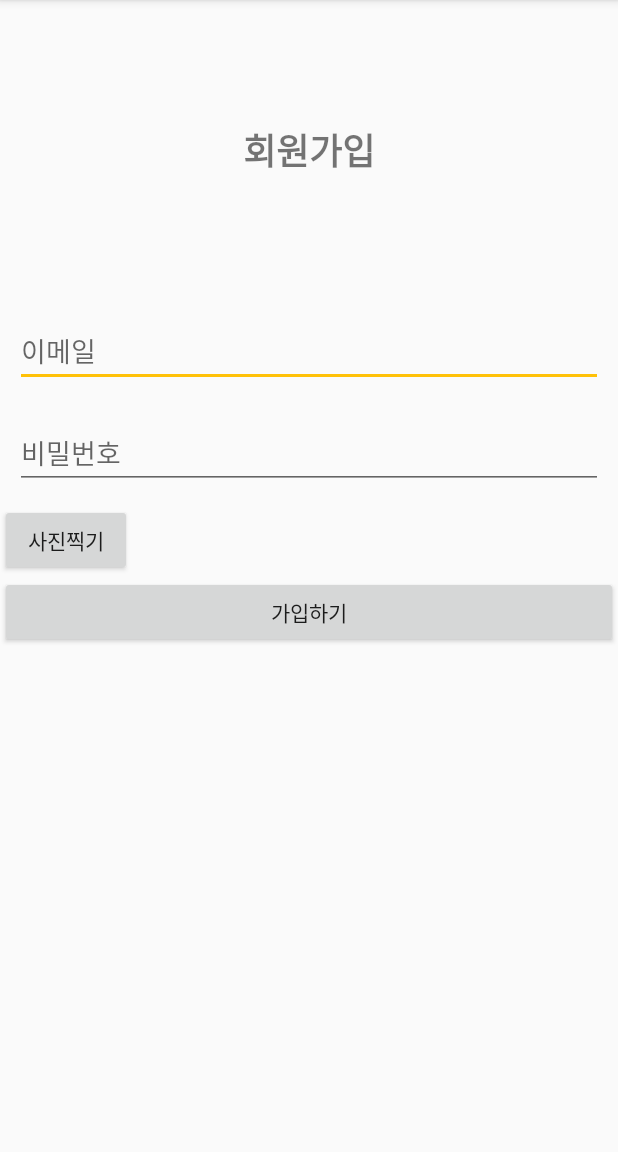
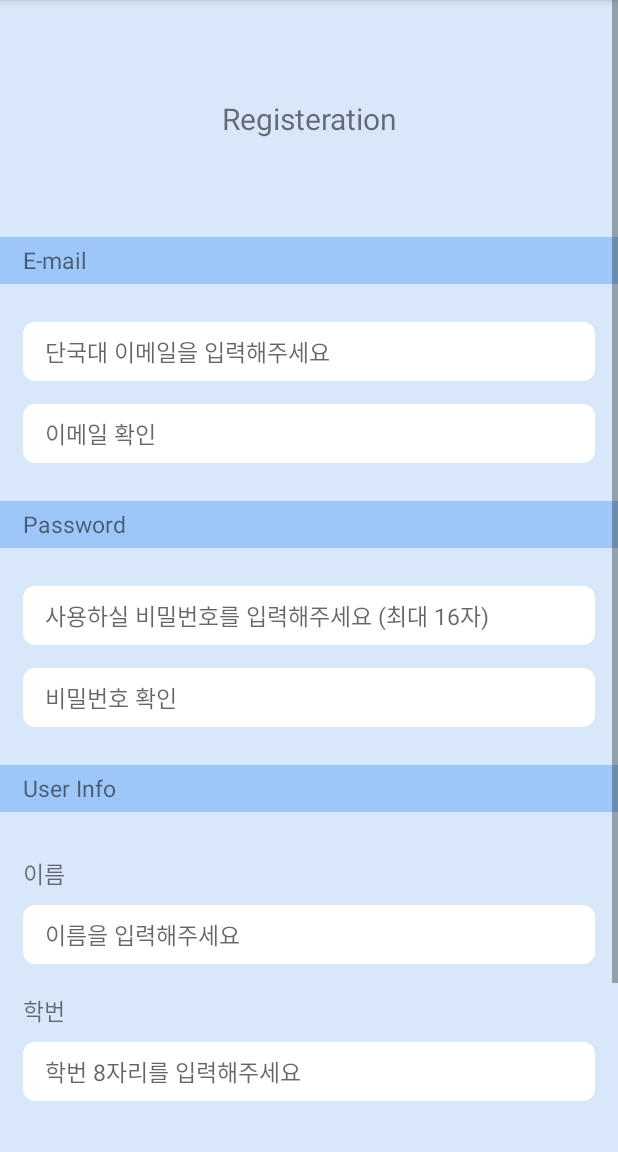
Before and after one commit to YellowC-137/DanManri, an Android app: the RegActivity screen opened directly, with no data from a screen before it, on a phone screen of 412 x 824 dp, the part 84-1236 px from its top. Run offline under Robolectric (Android 15) with nearby library versions, the phone set to English and light mode, and no system bars; our stand-ins replace Firebase (no records; nobody signed in at launch, a user with empty details on screens opened directly).

Commit message:
회원가입 화면 변경

```diff
--- /dev/null
+++ b/DKU_L&F/DKU_LF/app/src/main/res/drawable/button_shape2_blue.xml
@@ -0,0 +1,18 @@
+<shape xmlns:android="http://schemas.android.com/apk/res/android" android:shape="rectangle" >
+    <corners
+        android:radius="50dp"
+        />
+    <solid
+        android:color="#900021FF"
+        />
+    <padding
+        android:left="0dp"
+        android:top="0dp"
+        android:right="0dp"
+        android:bottom="0dp"
+        />
+    <size
+        android:width="270dp"
+        android:height="60dp"
+        />
+</shape>
--- a/DKU_L&F/DKU_LF/app/src/main/res/drawable/rounded_edittext.xml
+++ b/DKU_L&F/DKU_LF/app/src/main/res/drawable/rounded_edittext.xml
@@ -4,8 +4,12 @@
     android:shape="rectangle" android:padding="10dp">
     <solid android:color="#FFFFFF"/>
     <corners
-        android:bottomRightRadius="15dp"
-        android:bottomLeftRadius="15dp"
-        android:topLeftRadius="15dp"
-        android:topRightRadius="15dp"/>
+        android:bottomRightRadius="8dp"
+        android:bottomLeftRadius="8dp"
+        android:topLeftRadius="8dp"
+        android:topRightRadius="8dp"
+        />
+    <padding
+        android:left="15dp"
+        />
 </shape>
--- /dev/null
+++ b/DKU_L&F/DKU_LF/app/src/main/res/drawable/signup_image.xml
@@ -0,0 +1,10 @@
+<vector xmlns:android="http://schemas.android.com/apk/res/android"
+    android:width="24dp"
+    android:height="24dp"
+    android:viewportWidth="24"
+    android:viewportHeight="24"
+    android:tint="?attr/colorControlNormal">
+  <path
+      android:fillColor="@android:color/white"
+      android:pathData="M19,3h-4.18C14.4,1.84 13.3,1 12,1c-1.3,0 -2.4,0.84 -2.82,2L5,3c-1.1,0 -2,0.9 -2,2v14c0,1.1 0.9,2 2,2h14c1.1,0 2,-0.9 2,-2L21,5c0,-1.1 -0.9,-2 -2,-2zM12,3c0.55,0 1,0.45 1,1s-0.45,1 -1,1 -1,-0.45 -1,-1 0.45,-1 1,-1zM10,17l-4,-4 1.41,-1.41L10,14.17l6.59,-6.59L18,9l-8,8z"/>
+</vector>
--- a/DKU_L&F/DKU_LF/app/src/main/res/layout/activity_reg.xml
+++ b/DKU_L&F/DKU_LF/app/src/main/res/layout/activity_reg.xml
@@ -2,52 +2,189 @@
 <androidx.appcompat.widget.LinearLayoutCompat xmlns:android="http://schemas.android.com/apk/res/android"
     android:layout_width="match_parent"
     android:layout_height="match_parent"
+    android:background="#23036FF4"
     android:orientation="vertical">
 
-    <TextView
-        android:id="@+id/RegisterHead"
+    <ScrollView
+
+        android:id="@+id/ScrollView1"
         android:layout_width="match_parent"
-        android:layout_height="200dp"
-        android:textSize="24sp"
-        android:textStyle="bold"
-        android:textAlignment="center"
-        android:text="회원가입"
-        android:gravity="center" />
+        android:layout_height="match_parent">
 
         <LinearLayout
             android:layout_width="match_parent"
             android:layout_height="match_parent"
             android:orientation="vertical">
 
+            <TextView
+                android:id="@+id/textView"
+                android:layout_width="match_parent"
+                android:layout_height="158dp"
+                android:gravity="center"
+                android:text="Registeration"
+                android:textSize="20sp" />
+
+            <TextView
+                android:id="@+id/textView3"
+                android:layout_width="match_parent"
+                android:layout_height="31dp"
+                android:background="#46036FF4"
+                android:gravity="center_vertical"
+                android:paddingLeft="15dp"
+                android:text="E-mail"
+                android:textSize="15sp" />
+
             <EditText
                 android:id="@+id/RegEmail"
                 android:layout_width="match_parent"
-            android:layout_height="wrap_content"
-            android:ems="10"
-            android:hint="이메일"
-            android:layout_margin="10dp"
-            android:inputType="textEmailAddress" />
+                android:layout_height="39dp"
+                android:background="@drawable/rounded_edittext"
+                android:inputType="textEmailAddress"
+                android:textSize="15sp"
+                android:hint="단국대 이메일을 입력해주세요"
+                android:maxLength="30"
+                android:layout_marginTop="25dp"
+                android:layout_marginBottom="15dp"
+                android:layout_marginLeft="15dp"
+                android:layout_marginRight="15dp"/>
+
+            <EditText
+                android:id="@+id/EmailConfirm"
+                android:layout_width="match_parent"
+                android:layout_height="39dp"
+                android:layout_marginLeft="15dp"
+                android:layout_marginRight="15dp"
+                android:layout_marginBottom="25dp"
+                android:background="@drawable/rounded_edittext"
+                android:hint="이메일 확인"
+                android:maxLength="30"
+                android:inputType="textEmailAddress"
+                android:textSize="15sp" />
+
+            <TextView
+                android:id="@+id/textView4"
+                android:layout_width="match_parent"
+                android:layout_height="31dp"
+                android:background="#46036FF4"
+                android:gravity="center_vertical"
+                android:paddingLeft="15dp"
+                android:text="Password"
+                android:textSize="15sp" />
 
             <EditText
                 android:id="@+id/RegPw"
                 android:layout_width="match_parent"
-            android:layout_height="wrap_content"
-            android:ems="10"
-            android:layout_margin="10dp"
-            android:hint="비밀번호"
-            android:inputType="textPassword" />
+                android:layout_height="39dp"
+                android:layout_marginLeft="15dp"
+                android:layout_marginTop="25dp"
+                android:layout_marginRight="15dp"
+                android:layout_marginBottom="15dp"
+                android:background="@drawable/rounded_edittext"
+                android:hint="사용하실 비밀번호를 입력해주세요 (최대 16자)"
+                android:maxLength="16"
+                android:textSize="15sp" />
+
+            <EditText
+                android:id="@+id/PassConfirm"
+                android:layout_width="match_parent"
+                android:layout_height="39dp"
+                android:layout_marginLeft="15dp"
+                android:layout_marginRight="15dp"
+                android:layout_marginBottom="25dp"
+                android:maxLength="16"
+                android:background="@drawable/rounded_edittext"
+                android:hint="비밀번호 확인"
+                android:inputType="textEmailAddress"
+                android:textSize="15sp" />
+
+            <TextView
+                android:id="@+id/textView5"
+                android:layout_width="match_parent"
+                android:layout_height="31dp"
+                android:background="#46036FF4"
+                android:gravity="center_vertical"
+                android:paddingLeft="15dp"
+                android:text="User Info"
+                android:textSize="15sp"
+                android:layout_marginBottom="25dp"/>
+
+            <TextView
+                android:id="@+id/textVieww7"
+                android:layout_width="match_parent"
+                android:layout_height="31dp"
+                android:layout_marginBottom="5dp"
+                android:gravity="center_vertical"
+                android:paddingLeft="15dp"
+                android:text="이름"
+                android:textSize="15sp" />
+
+            <EditText
+                android:id="@+id/StudentName"
+                android:layout_width="match_parent"
+                android:layout_height="39dp"
+                android:layout_marginLeft="15dp"
+                android:layout_marginRight="15dp"
+                android:layout_marginBottom="15dp"
+                android:background="@drawable/rounded_edittext"
+                android:hint="이름을 입력해주세요"
+                android:maxLength="10"
+                android:textSize="15sp" />
+
+            <TextView
+                android:id="@+id/textView7"
+                android:layout_width="match_parent"
+                android:layout_height="31dp"
+                android:layout_marginBottom="5dp"
+                android:gravity="center_vertical"
+                android:paddingLeft="15dp"
+                android:text="학번"
+                android:textSize="15sp" />
+
+            <EditText
+                android:id="@+id/StudentNum"
+                android:layout_width="match_parent"
+                android:layout_height="39dp"
+                android:layout_marginLeft="15dp"
+                android:layout_marginRight="15dp"
+                android:layout_marginBottom="40dp"
+                android:background="@drawable/rounded_edittext"
+                android:hint="학번 8자리를 입력해주세요"
+                android:maxLength="8"
+                android:textSize="15sp" />
+
+            <Button
+                android:id="@+id/RegButton"
+                android:layout_width="match_parent"
+                android:layout_height="35dp"
+                android:layout_marginLeft="30dp"
+                android:layout_marginRight="30dp"
+                android:layout_marginBottom="15dp"
+                android:background="@drawable/button_shape2_blue"
+                android:shadowColor="#A8A8A8"
+                android:shadowDx="0"
+                android:shadowDy="0"
+                android:shadowRadius="5"
+                android:text="회원가입"
+                android:textColor="@color/colorWhite" />
 
             <Button
                 android:id="@+id/RegPhoto"
-            android:layout_width="wrap_content"
-            android:layout_height="wrap_content"
-            android:text="사진찍기"
-            />
-        <Button
-            android:id="@+id/RegButton"
                 android:layout_width="match_parent"
-            android:layout_height="wrap_content"
-            android:text="가입하기" />
+                android:layout_height="35dp"
+                android:layout_marginLeft="30dp"
+                android:layout_marginRight="30dp"
+                android:layout_marginBottom="40dp"
+                android:background="@drawable/button_shape1"
+                android:shadowColor="#A8A8A8"
+                android:shadowDx="0"
+                android:shadowDy="0"
+                android:shadowRadius="5"
+                android:text="사진 찍기"
+                android:textColor="@color/colorWhite" />
+
+
         </LinearLayout>
 
+    </ScrollView>
+
 </androidx.appcompat.widget.LinearLayoutCompat>
```
Lines whose indentation alone changed are shown as unchanged.
